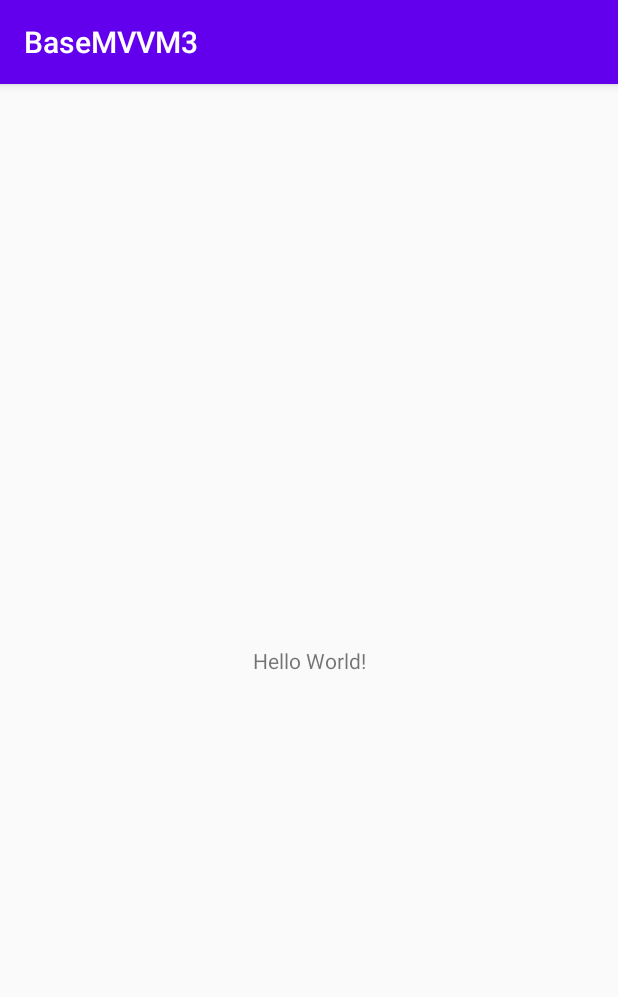
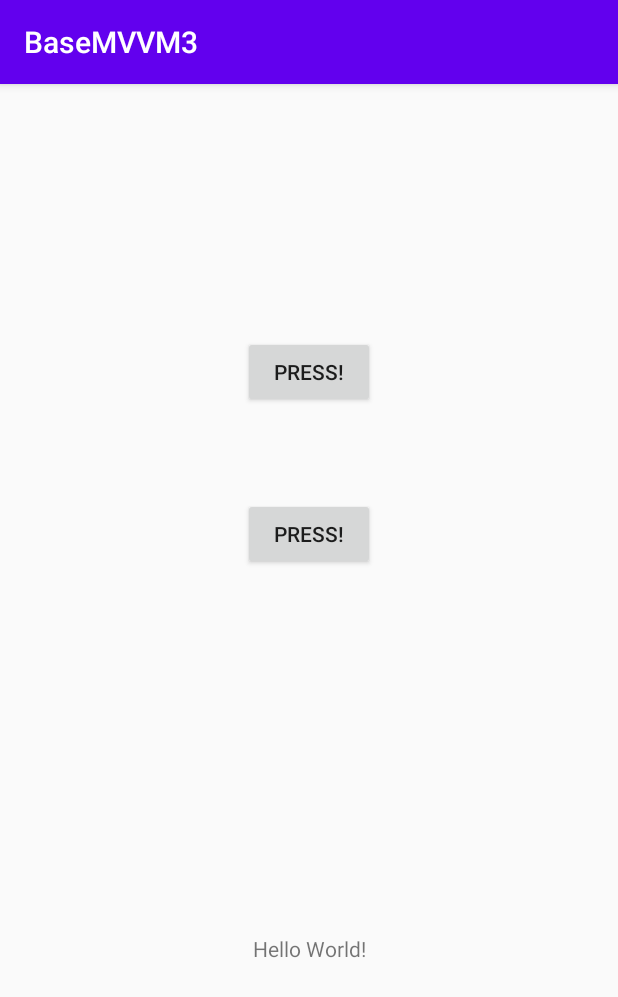
Before and after one commit to khangHNISC/baseAndroid3, an Android app: the screen it shows after launch (MainActivity), on a phone screen of 412 x 824 dp. Shown: the top 997 px of the screen. Run offline under Robolectric (Android 15) with nearby library versions, the phone set to English and light mode, and no system bars; our stand-ins replace Dagger/Hilt's generated code, Timber; libraries missing offline, so code that uses them is left out: com.jakewharton.retrofit2, com.jakewharton.threetenabp; 3 statements that could not run were skipped.

Commit message:
demo interact fragment -> fragment; fragment -> Activity via call back and VM

```diff
--- a/app/src/main/java/com/example/basemvvm3/activities/MainActivity.kt
+++ b/app/src/main/java/com/example/basemvvm3/activities/MainActivity.kt
@@ -2,13 +2,17 @@
 package com.example.basemvvm3.activities
 
 import android.os.Bundle
+import androidx.fragment.app.Fragment
 import androidx.lifecycle.ViewModelProvider
 import com.example.basemvvm3.R
+import com.example.basemvvm3.fragment.MainFragment
+import com.example.basemvvm3.fragment.MainFragment2
+import com.example.basemvvm3.helper.replaceFragment
 import com.example.basemvvm3.helper.viewModelProvider
 import dagger.android.support.DaggerAppCompatActivity
 import javax.inject.Inject
 
-class MainActivity : DaggerAppCompatActivity() {
+class MainActivity : DaggerAppCompatActivity(), MainFragment.OnSelectedSthListener {
 
     @Inject
     lateinit var viewModelFactory: ViewModelProvider.Factory
@@ -18,20 +22,23 @@ class MainActivity : DaggerAppCompatActivity() {
     override fun onCreate(savedInstanceState: Bundle?) {
         super.onCreate(savedInstanceState)
         setContentView(R.layout.activity_main)
+        if (savedInstanceState == null) {
+            replaceFragment(R.id.frag_container,
+                MainFragment.newInstance(true))
+            replaceFragment(R.id.frag_container2,
+                MainFragment2.newInstance())
+        }
 
         vm = viewModelProvider(viewModelFactory)
     }
+
+    override fun onAttachFragment(fragment: Fragment) {
+        if(fragment is MainFragment){
+            fragment.setOnSelectedListener(this)
+        }
+    }
+
+    override fun onSelected() {
+        vm.incrementBy1()
+    }
 }
-
-/**
- * object : AbstractSavedStateViewModelFactory(this, null) {
-override fun <T : ViewModel?> create(
-key: String,
-modelClass: Class<T>,
-handle: SavedStateHandle
-): T {
-@Suppress("UNCHECKED_CAST")
-return MainActivityViewModel(repo, handle) as T
-}
-}
- */
--- a/app/src/main/java/com/example/basemvvm3/activities/MainActivityViewModel.kt
+++ b/app/src/main/java/com/example/basemvvm3/activities/MainActivityViewModel.kt
@@ -16,7 +16,14 @@ class MainActivityViewModel @Inject constructor(
     val listPhoto: LiveData<List<Photo>>
         get() = _listPhoto
 
-    fun requestPhoto() {
+    private val _numberOfClick = MutableLiveData<Int>()
 
+    val numberOfClick: LiveData<Int>
+            get() = _numberOfClick
+
+    private var num = 0
+
+    fun incrementBy1(){
+        _numberOfClick.postValue(num++)
     }
 }
--- a/app/src/main/java/com/example/basemvvm3/di/module/ActivityBinidingModule.kt
+++ b/app/src/main/java/com/example/basemvvm3/di/module/ActivityBinidingModule.kt
@@ -3,6 +3,8 @@ package com.example.basemvvm3.di.module
 import com.example.basemvvm3.activities.MainActivity
 import com.example.basemvvm3.activities.MainActivityModule
 import com.example.basemvvm3.di.scope.ActivityScoped
+import com.example.basemvvm3.fragment.MainFragment2Module
+import com.example.basemvvm3.fragment.MainFragmentModule
 import dagger.Module
 import dagger.android.ContributesAndroidInjector
 
@@ -12,7 +14,9 @@ abstract class ActivityBindingModule {
     @ActivityScoped
     @ContributesAndroidInjector(
         modules = [
-            MainActivityModule::class
+            MainActivityModule::class,
+            MainFragmentModule::class,
+            MainFragment2Module::class
         ]
     )
     internal abstract fun mainActivity(): MainActivity
--- /dev/null
+++ b/app/src/main/java/com/example/basemvvm3/fragment/MainFragment.kt
@@ -0,0 +1,77 @@
+package com.example.basemvvm3.fragment
+
+import android.os.Bundle
+import android.view.LayoutInflater
+import android.view.View
+import android.view.ViewGroup
+import androidx.lifecycle.ViewModelProvider
+import com.example.basemvvm3.R
+import com.example.basemvvm3.helper.viewModelProvider
+import dagger.android.support.DaggerFragment
+import kotlinx.android.synthetic.main.fragment_main.*
+import javax.inject.Inject
+
+//MainFragment1 Call back to MainActivity and Main Activity shares MainActivityViewModel with MainFragment2
+//MainFragment1 directly shares MainActivityViewModel with MainFragment2
+
+class MainFragment : DaggerFragment() {
+
+    @Inject
+    lateinit var viewModelFactory: ViewModelProvider.Factory
+
+    private lateinit var vm: MainFragmentViewModel
+
+    private val edit by lazy { arguments?.getBoolean(DATA, false) ?: false }
+
+    //1. Call back
+    interface OnSelectedSthListener {
+        fun onSelected()
+    }
+
+    private lateinit var callback: OnSelectedSthListener
+
+    fun setOnSelectedListener(callback: OnSelectedSthListener) {
+        this.callback = callback
+    }
+
+    //somewhere in here will do callback.onSelected()
+
+    override fun onCreate(savedInstanceState: Bundle?) {
+        super.onCreate(savedInstanceState)
+        vm = requireActivity().run {
+            viewModelProvider(viewModelFactory)
+        }
+    }
+
+    override fun onCreateView(
+        inflater: LayoutInflater,
+        container: ViewGroup?,
+        savedInstanceState: Bundle?
+    ): View? {
+        return inflater.inflate(R.layout.fragment_main, container, false)
+    }
+
+    override fun onViewCreated(view: View, savedInstanceState: Bundle?) {
+        super.onViewCreated(view, savedInstanceState)
+
+        btn_press.setOnClickListener {
+            callback.onSelected()
+        }
+
+        btn_press2.setOnClickListener {
+            vm.setHello()
+        }
+    }
+
+    companion object {
+        private const val DATA = "DATA"
+
+        fun newInstance(data: Boolean = false): MainFragment {
+            return MainFragment().apply {
+                arguments = Bundle().apply {
+                    putBoolean(DATA, data)
+                }
+            }
+        }
+    }
+}
--- /dev/null
+++ b/app/src/main/java/com/example/basemvvm3/fragment/MainFragment2.kt
@@ -0,0 +1,79 @@
+package com.example.basemvvm3.fragment
+
+import android.os.Bundle
+import android.view.LayoutInflater
+import android.view.View
+import android.view.ViewGroup
+import androidx.fragment.app.viewModels
+import androidx.lifecycle.AbstractSavedStateViewModelFactory
+import androidx.lifecycle.Observer
+import androidx.lifecycle.SavedStateHandle
+import androidx.lifecycle.ViewModel
+import androidx.lifecycle.ViewModelProvider
+import com.example.basemvvm3.R
+import com.example.basemvvm3.activities.MainActivityViewModel
+import com.example.basemvvm3.helper.viewModelProvider
+import dagger.android.support.DaggerFragment
+import kotlinx.android.synthetic.main.fragment_main_2.*
+import javax.inject.Inject
+
+class MainFragment2 : DaggerFragment() {
+
+    @Inject
+    lateinit var viewModelFactory: ViewModelProvider.Factory
+
+    private lateinit var vm: MainActivityViewModel
+
+    private lateinit var vm1: MainFragmentViewModel
+
+    private val vm2: MainFragment2ViewModel by viewModels {
+        object : AbstractSavedStateViewModelFactory(this, null) {
+            override fun <T : ViewModel?> create(
+                key: String,
+                modelClass: Class<T>,
+                handle: SavedStateHandle
+            ): T {
+                @Suppress("UNCHECKED_CAST")
+                return MainFragment2ViewModel(handle) as T
+            }
+        }
+    }
+
+    override fun onCreate(savedInstanceState: Bundle?) {
+        super.onCreate(savedInstanceState)
+        vm = requireActivity().run {
+            viewModelProvider(viewModelFactory)
+        }
+
+        vm1 = requireActivity().run {
+            viewModelProvider(viewModelFactory)
+        }
+    }
+
+    override fun onCreateView(
+        inflater: LayoutInflater,
+        container: ViewGroup?,
+        savedInstanceState: Bundle?
+    ): View? {
+        return inflater.inflate(R.layout.fragment_main_2, container, false)
+    }
+
+    override fun onViewCreated(view: View, savedInstanceState: Bundle?) {
+        super.onViewCreated(view, savedInstanceState)
+
+        vm1.sayHello.observe(viewLifecycleOwner, Observer {
+            vm.incrementBy1()
+        })
+
+        vm.numberOfClick.observe(viewLifecycleOwner, Observer {
+            text.text = it.toString()
+        })
+    }
+
+    companion object {
+
+        fun newInstance(): MainFragment2{
+            return MainFragment2()
+        }
+    }
+}
--- /dev/null
+++ b/app/src/main/java/com/example/basemvvm3/fragment/MainFragment2Module.kt
@@ -0,0 +1,11 @@
+package com.example.basemvvm3.fragment
+
+import dagger.Module
+import dagger.android.ContributesAndroidInjector
+
+@Module
+internal abstract class MainFragment2Module  {
+
+    @ContributesAndroidInjector
+    internal abstract fun contributeFragment2(): MainFragment2
+}
--- /dev/null
+++ b/app/src/main/java/com/example/basemvvm3/fragment/MainFragment2ViewModel.kt
@@ -0,0 +1,10 @@
+package com.example.basemvvm3.fragment
+
+import androidx.lifecycle.SavedStateHandle
+import androidx.lifecycle.ViewModel
+
+class MainFragment2ViewModel (
+    savedStateHandle: SavedStateHandle
+): ViewModel() {
+
+}
--- /dev/null
+++ b/app/src/main/java/com/example/basemvvm3/fragment/MainFragmentModule.kt
@@ -0,0 +1,20 @@
+package com.example.basemvvm3.fragment
+
+import androidx.lifecycle.ViewModel
+import com.example.basemvvm3.di.ViewModelKey
+import dagger.Binds
+import dagger.Module
+import dagger.android.ContributesAndroidInjector
+import dagger.multibindings.IntoMap
+
+@Module
+internal abstract class MainFragmentModule  {
+
+    @ContributesAndroidInjector
+    internal abstract fun contributeFragment(): MainFragment
+
+    @Binds
+    @IntoMap
+    @ViewModelKey(MainFragmentViewModel::class)
+    internal abstract fun bindMainViewModel(viewModel: MainFragmentViewModel): ViewModel
+}
--- /dev/null
+++ b/app/src/main/java/com/example/basemvvm3/fragment/MainFragmentViewModel.kt
@@ -0,0 +1,17 @@
+package com.example.basemvvm3.fragment
+
+import androidx.lifecycle.LiveData
+import androidx.lifecycle.MutableLiveData
+import androidx.lifecycle.ViewModel
+import javax.inject.Inject
+
+class MainFragmentViewModel @Inject constructor(): ViewModel() {
+    private val _sayHello = MutableLiveData<Int>()
+
+    val sayHello: LiveData<Int>
+            get() = _sayHello
+
+    fun setHello(){
+        _sayHello.postValue(0)
+    }
+}
--- a/app/src/main/java/com/example/basemvvm3/helper/FragmentActivityHelper.kt
+++ b/app/src/main/java/com/example/basemvvm3/helper/FragmentActivityHelper.kt
@@ -1,5 +1,7 @@
 package com.example.basemvvm3.helper
 
+import androidx.annotation.IdRes
+import androidx.fragment.app.Fragment
 import androidx.fragment.app.FragmentActivity
 import androidx.lifecycle.ViewModel
 import androidx.lifecycle.ViewModelProvider
@@ -7,3 +9,17 @@ import androidx.lifecycle.ViewModelProvider
 inline fun <reified VM : ViewModel> FragmentActivity.viewModelProvider(
     provider: ViewModelProvider.Factory
 ) = ViewModelProvider(this, provider).get(VM::class.java)
+
+inline fun <reified VM : ViewModel> Fragment.viewModelProvider(
+    provider: ViewModelProvider.Factory
+) = ViewModelProvider(this, provider).get(VM::class.java)
+
+fun FragmentActivity.replaceFragment(@IdRes id: Int, fragment: Fragment) {
+    supportFragmentManager.beginTransaction().replace(id, fragment).commit()
+}
+
+fun FragmentActivity.findFragmentByTag(tag: String): Fragment? =
+    supportFragmentManager.findFragmentByTag(tag)
+
+fun FragmentActivity.findFragmentById(tag: Int): Fragment? =
+    supportFragmentManager.findFragmentById(tag)
--- a/app/src/main/res/layout/activity_main.xml
+++ b/app/src/main/res/layout/activity_main.xml
@@ -1,18 +1,33 @@
 <?xml version="1.0" encoding="utf-8"?>
 <androidx.constraintlayout.widget.ConstraintLayout xmlns:android="http://schemas.android.com/apk/res/android"
-    xmlns:app="http://schemas.android.com/apk/res-auto"
     xmlns:tools="http://schemas.android.com/tools"
     android:layout_width="match_parent"
     android:layout_height="match_parent"
+    xmlns:app="http://schemas.android.com/apk/res-auto"
     tools:context=".activities.MainActivity">
 
-    <TextView
+    <androidx.constraintlayout.widget.Guideline
         android:layout_width="wrap_content"
         android:layout_height="wrap_content"
-        android:text="Hello World!"
+        android:id="@+id/guideline"
+        app:layout_constraintGuide_percent="0.5"
+        android:orientation="horizontal"/>
+
+    <FrameLayout
+        android:id="@+id/frag_container"
+        android:layout_width="match_parent"
+        android:layout_height="0dp"
+        android:transitionGroup="false"
+        app:layout_constraintTop_toTopOf="parent"
+        app:layout_constraintBottom_toTopOf="@id/guideline"
+        tools:ignore="MergeRootFrame,Overdraw,UnusedAttribute" />
+
+    <FrameLayout
+        android:id="@+id/frag_container2"
+        android:layout_width="match_parent"
+        android:layout_height="0dp"
+        android:transitionGroup="false"
+        app:layout_constraintTop_toBottomOf="@id/guideline"
         app:layout_constraintBottom_toBottomOf="parent"
-        app:layout_constraintLeft_toLeftOf="parent"
-        app:layout_constraintRight_toRightOf="parent"
-        app:layout_constraintTop_toTopOf="parent" />
-
+        tools:ignore="MergeRootFrame,Overdraw,UnusedAttribute" />
 </androidx.constraintlayout.widget.ConstraintLayout>
--- /dev/null
+++ b/app/src/main/res/layout/fragment_main.xml
@@ -0,0 +1,29 @@
+<?xml version="1.0" encoding="utf-8"?>
+<androidx.constraintlayout.widget.ConstraintLayout xmlns:android="http://schemas.android.com/apk/res/android"
+    xmlns:app="http://schemas.android.com/apk/res-auto"
+    xmlns:tools="http://schemas.android.com/tools"
+    android:layout_width="match_parent"
+    android:layout_height="match_parent"
+    tools:context=".activities.MainActivity">
+
+    <Button
+        android:id="@+id/btn_press"
+        android:layout_width="wrap_content"
+        android:layout_height="wrap_content"
+        android:text="@string/press"
+        app:layout_constraintBottom_toBottomOf="parent"
+        app:layout_constraintLeft_toLeftOf="parent"
+        app:layout_constraintRight_toRightOf="parent"
+        app:layout_constraintTop_toTopOf="parent" />
+
+    <Button
+        android:id="@+id/btn_press2"
+        android:layout_width="wrap_content"
+        android:layout_height="wrap_content"
+        android:text="@string/press"
+        app:layout_constraintBottom_toBottomOf="parent"
+        app:layout_constraintLeft_toLeftOf="parent"
+        app:layout_constraintRight_toRightOf="parent"
+        app:layout_constraintTop_toBottomOf="@id/btn_press" />
+
+</androidx.constraintlayout.widget.ConstraintLayout>
--- /dev/null
+++ b/app/src/main/res/layout/fragment_main_2.xml
@@ -0,0 +1,18 @@
+<?xml version="1.0" encoding="utf-8"?>
+<androidx.constraintlayout.widget.ConstraintLayout xmlns:android="http://schemas.android.com/apk/res/android"
+    xmlns:app="http://schemas.android.com/apk/res-auto"
+    xmlns:tools="http://schemas.android.com/tools"
+    android:layout_width="match_parent"
+    android:layout_height="match_parent"
+    tools:context=".activities.MainActivity">
+
+    <TextView
+        android:id="@+id/text"
+        android:layout_width="wrap_content"
+        android:layout_height="wrap_content"
+        android:text="Hello World!"
+        app:layout_constraintBottom_toBottomOf="parent"
+        app:layout_constraintLeft_toLeftOf="parent"
+        app:layout_constraintRight_toRightOf="parent"
+        app:layout_constraintTop_toTopOf="parent" />
+</androidx.constraintlayout.widget.ConstraintLayout>
--- a/app/src/main/res/values/strings.xml
+++ b/app/src/main/res/values/strings.xml
@@ -1,3 +1,4 @@
 <resources>
     <string name="app_name">BaseMVVM3</string>
+    <string name="press">Press!</string>
 </resources>
```
